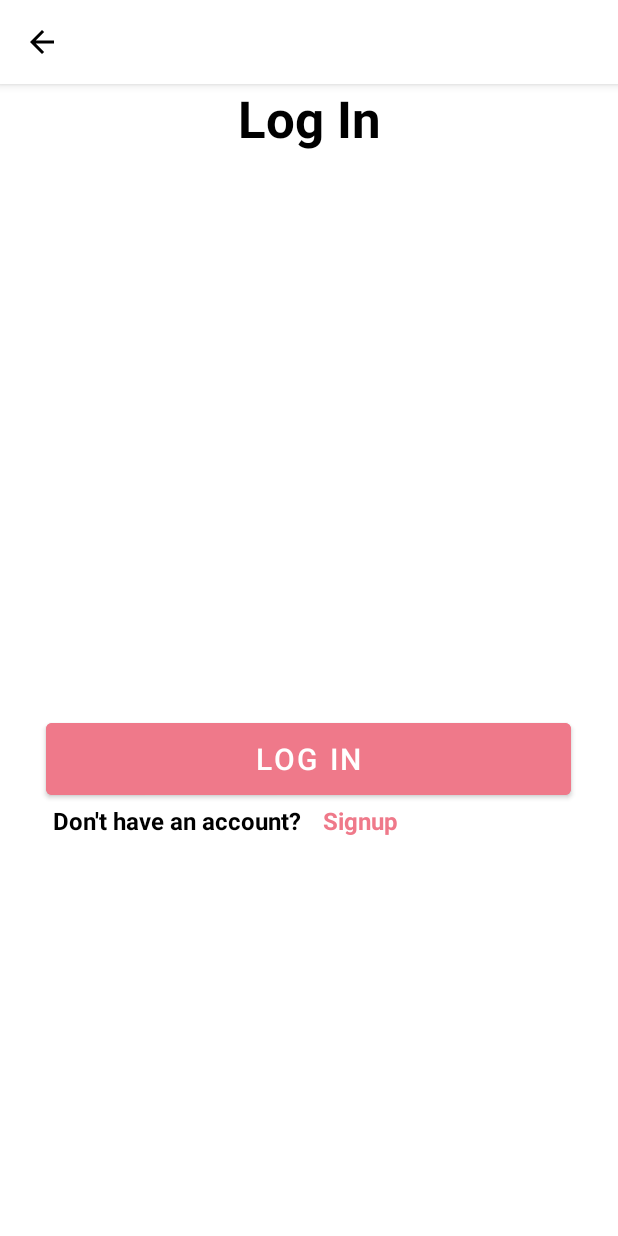
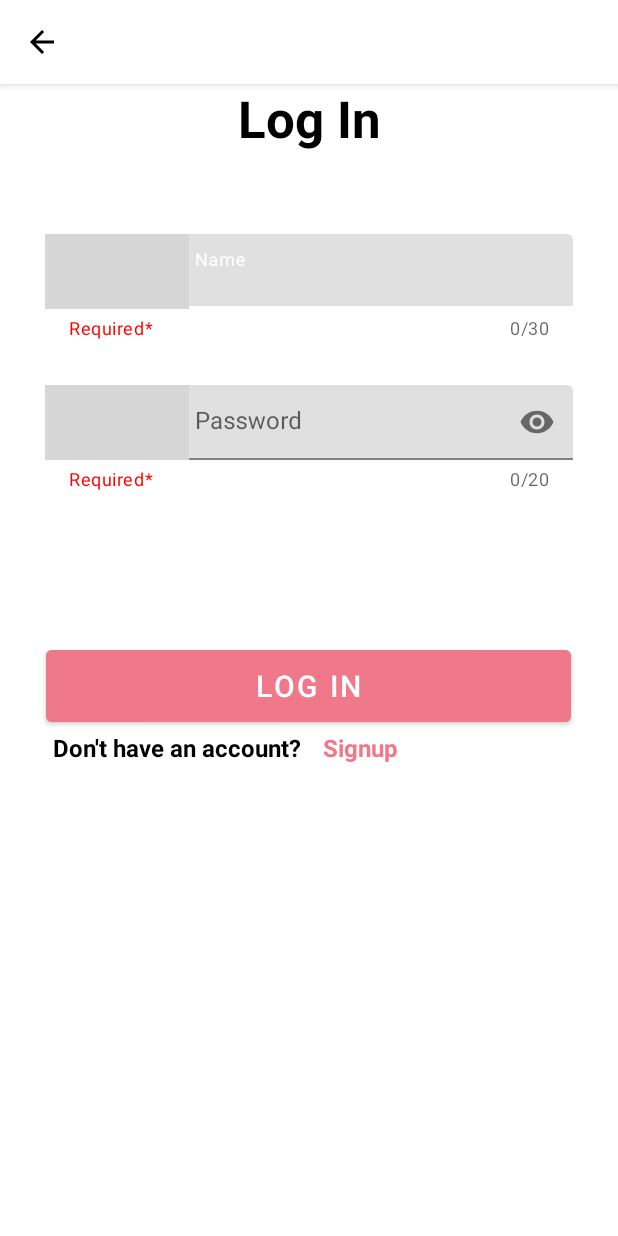
Before and after one commit to AYunYang/Studypal, an Android app: the Login_Activity screen opened directly, with no data from a screen before it, on a phone screen of 412 x 824 dp. Run offline under Robolectric (Android 15) with nearby library versions, the phone set to English and light mode, and no system bars; grey boxes are pictures that could not be loaded.

Commit message:
Updated the input box -13/1/23

```diff
--- a/app/src/main/res/layout/activity_login.xml
+++ b/app/src/main/res/layout/activity_login.xml
@@ -10,40 +10,72 @@
         android:layout_height="match_parent"
         android:orientation="vertical">
 
-        <LinearLayout
+        <TextView
             android:layout_width="match_parent"
             android:layout_height="70dp"
-            android:orientation="vertical">
+            android:layout_gravity="center"
+            android:text="Log In"
+            android:textAlignment="center"
+            android:textColor="#000000"
+            android:textSize="34sp"
+            android:textStyle="bold" />
 
-            <TextView
-                android:layout_width="match_parent"
-                android:layout_height="wrap_content"
-                android:layout_gravity="center"
-                android:text="Log In"
-                android:textAlignment="center"
-                android:textColor="#000000"
-                android:textSize="34sp"
-                android:textStyle="bold" />
-        </LinearLayout>
 
         <com.google.android.material.textfield.TextInputLayout
-            style="@style/Widget.MaterialComponents.TextInputLayout.OutlinedBox"
+
+            android:id="@+id/testInputLayout"
             android:layout_width="match_parent"
-            android:layout_height="350dp" >
+            android:layout_height="wrap_content"
+            android:layout_marginLeft="30dp"
+            android:layout_marginRight="30dp"
+            android:layout_marginTop="30sp"
+            android:hint="Name"
+            app:startIconDrawable="@drawable/baseline_person_24"
+            tools:layout_editor_absoluteY="70dp"
+            app:helperText="Required*"
+            app:helperTextTextColor="@color/Red"
+            app:counterEnabled="true"
+            app:counterMaxLength="30"
+            app:endIconMode="clear_text">
 
             <com.google.android.material.textfield.TextInputEditText
                 android:id="@+id/editTextText2"
-                android:layout_width="350dp"
+                android:layout_width="match_parent"
                 android:layout_height="50dp"
                 android:layout_gravity="center"
-                android:hint="Password" />
+                android:maxLength="20"/>
+        </com.google.android.material.textfield.TextInputLayout>
 
+        <com.google.android.material.textfield.TextInputLayout
+            android:id="@+id/testInputLayout1"
+            android:layout_width="match_parent"
+            android:layout_height="wrap_content"
+            android:layout_marginLeft="30dp"
+            android:layout_marginRight="30dp"
+            android:layout_marginTop="30sp"
+            android:hint="Password"
+            app:startIconDrawable="@drawable/baseline_person_24"
+            tools:layout_editor_absoluteY="70dp"
+            app:helperText="Required*"
+            app:helperTextTextColor="@color/Red"
+            app:counterEnabled="true"
+            app:counterMaxLength="20"
+            app:endIconMode="password_toggle">
+
+            <com.google.android.material.textfield.TextInputEditText
+                android:id="@+id/editTextText3"
+                android:layout_width="match_parent"
+                android:layout_height="50dp"
+                android:layout_gravity="center"
+                android:inputType="textPassword"
+                android:maxLength="20"/>
         </com.google.android.material.textfield.TextInputLayout>
 
         <LinearLayout
             android:layout_width="match_parent"
-            android:layout_height="match_parent"
-            android:orientation="vertical">
+            android:layout_height="wrap_content"
+            android:orientation="vertical"
+            android:layout_marginTop="100dp">
 
             <Button
                 android:id="@+id/button_signup_id"
--- a/app/src/main/res/values/colors.xml
+++ b/app/src/main/res/values/colors.xml
@@ -11,4 +11,5 @@
     <color name="Purple">#9747FF</color>
     <color name="Pink"> #EF798A</color>
     <color name="Grey">#E7E7E7</color>
+    <color name="Red">#FF0000</color>
 </resources>
```
